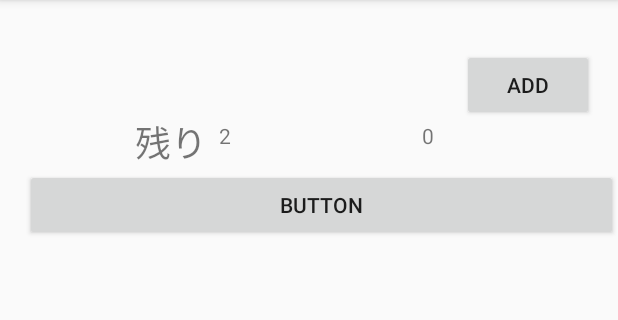
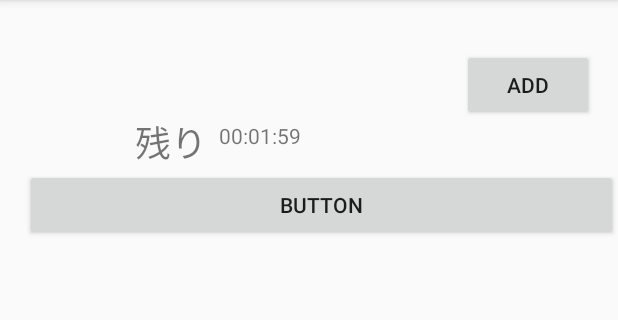
Before and after one commit to naoki913/IdeathonFrameworks, an Android app: the BrainstormingActivity screen opened directly, with no data from a screen before it, on a phone screen of 412 x 824 dp, the part 84-404 px from its top. Run offline under Robolectric (Android 15) with nearby library versions, the phone set to English and light mode, and no system bars.

Commit message:
【Add】制限時間を追加

```diff
--- a/app/src/main/java/com/example/ideathonframeworksapplication/BrainstormingActivity.kt
+++ b/app/src/main/java/com/example/ideathonframeworksapplication/BrainstormingActivity.kt
@@ -2,28 +2,71 @@ package com.example.ideathonframeworksapplication
 
 import android.support.v7.app.AppCompatActivity
 import android.os.Bundle
+import android.os.Handler
 import android.view.View
 import android.view.ViewGroup
 import kotlinx.android.synthetic.main.activity_brainstorming.*
 
 class BrainstormingActivity : AppCompatActivity() {
+    val handler= Handler()
+    var timeValue=0
 
     override fun onCreate(savedInstanceState: Bundle?) {
         super.onCreate(savedInstanceState)
         setContentView(R.layout.activity_brainstorming)
 
+        lateinit var runnable: Runnable
+
         val min=intent.getIntExtra("MIN",2)
         val sec=intent.getIntExtra("SEC",0)
 
-        textView_min.text=min.toString()
-        textView_sec.text=sec.toString()
+        timeValue=min*60+sec
+        textView_time.text=timeValue.toString()
+
 
 
         val vg = findViewById<View>(R.id.LinearLayout) as ViewGroup
+
+        fun start(){
+            handler.post(runnable)
+        }
+
+        fun stop(){
+            println("stop")
+            handler.removeCallbacks(runnable)
+        }
+        runnable= object :Runnable{
+            override fun run(){
+                time2Text(timeValue)?.let{
+                    if(it=="null") {
+                    }
+                    else{
+                        textView_time.text = it
+                        timeValue--
+                    }
+                }
+                handler.postDelayed(this,1000)
+            }
+        }
+        start()
 
 
         button_add.setOnClickListener {
             getLayoutInflater().inflate(R.layout.brainstorming_card,vg)
         }
     }
+
+
+    private fun time2Text(time:Int =0):String?{
+        return if(time<0){
+            "null"
+        }else if(time==0){
+            "00:00:00"
+        }else {
+            val h = time / 3600
+            val m= time%3600 /60
+            val s = time %60
+            "%1$02d:%2$02d:%3$02d".format(h,m,s)
+        }
+    }
 }
--- a/app/src/main/res/layout/activity_brainstorming.xml
+++ b/app/src/main/res/layout/activity_brainstorming.xml
@@ -19,21 +19,11 @@
             android:text="time"
             android:layout_width="115dp"
             android:layout_height="28dp"
-            android:id="@+id/textView_min" app:layout_constraintStart_toEndOf="@+id/textView3"
+            android:id="@+id/textView_time" app:layout_constraintStart_toEndOf="@+id/textView3"
             android:layout_marginLeft="8dp" android:layout_marginStart="8dp"
             app:layout_constraintHorizontal_bias="0.0"
             app:layout_constraintEnd_toEndOf="parent" app:layout_constraintTop_toTopOf="parent"
             app:layout_constraintBottom_toBottomOf="parent" app:layout_constraintVertical_bias="0.109"
-            android:inputType="numberSigned"/>
-    <TextView
-            android:text="TextView"
-            android:layout_width="74dp"
-            android:layout_height="20dp"
-            android:id="@+id/textView_sec" app:layout_constraintStart_toEndOf="@+id/textView_min"
-            android:layout_marginLeft="20dp" android:layout_marginStart="20dp"
-            app:layout_constraintHorizontal_bias="0.0" app:layout_constraintEnd_toEndOf="parent"
-            app:layout_constraintTop_toBottomOf="@+id/button_add"
-            app:layout_constraintBottom_toTopOf="@+id/LinearLayout" app:layout_constraintVertical_bias="0.0"
             android:inputType="numberSigned"/>
     <Button
             android:text="add"
@@ -41,7 +31,7 @@
             android:layout_height="wrap_content"
             android:id="@+id/button_add" app:layout_constraintStart_toStartOf="parent"
             app:layout_constraintHorizontal_bias="0.95" app:layout_constraintEnd_toEndOf="parent"
-            app:layout_constraintTop_toTopOf="parent" app:layout_constraintBottom_toTopOf="@+id/textView_min"
+            app:layout_constraintTop_toTopOf="parent" app:layout_constraintBottom_toTopOf="@+id/textView_time"
             app:layout_constraintVertical_bias="1.0"/>
     <LinearLayout
             android:orientation="vertical"
```
